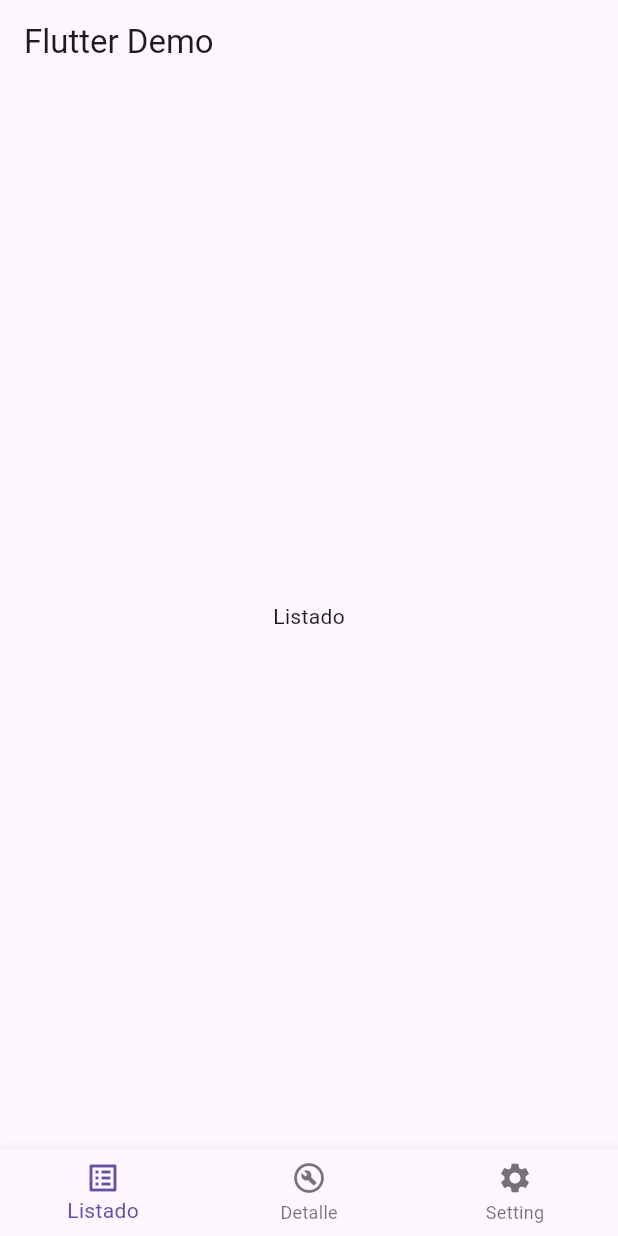
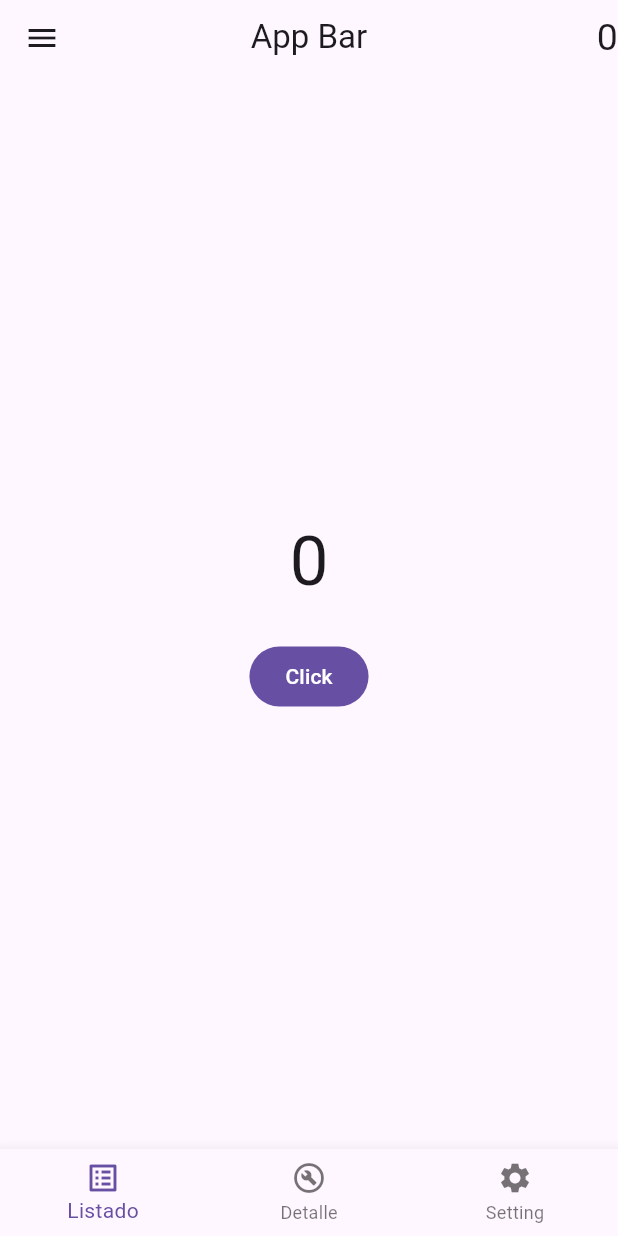
Before and after one commit to fullstackboss/appFlutter-nav_provider, a Flutter app: the screen it shows after launch, on a phone screen of 412 x 824 dp. Run offline on Flutter 3.47's test engine with Material 3 defaults, Android fonts, the light colour scheme and no system bars.

Commit message:
Navegacion con BottomNavBar y Provider OK

```diff
--- a/lib/components/appbar.dart
+++ b/lib/components/appbar.dart
@@ -1,4 +1,6 @@
+import 'package:app_provider_nav/provider/contadorprovider.dart';
 import 'package:flutter/material.dart';
+import 'package:provider/provider.dart';
 
 class AppBarra extends StatelessWidget implements PreferredSizeWidget {
   const AppBarra({
@@ -7,9 +9,15 @@ class AppBarra extends StatelessWidget implements PreferredSizeWidget {
 
   @override
   Widget build(BuildContext context) {
+    final valorEstado = context.watch<ProviderContador>().valorContador;
+
     return AppBar(
-      title: const Text('App Bar'),
-    );
+        title: const Text('App Bar'),
+        centerTitle: true,
+        leading: const Icon(Icons.menu),
+        actions: <Widget>[
+          Text(valorEstado.toString(), style: TextStyle(fontSize: 25)),
+        ]);
   }
 
   @override
--- a/lib/page/detalle.dart
+++ b/lib/page/detalle.dart
@@ -1,12 +1,16 @@
+import 'package:app_provider_nav/provider/contadorprovider.dart';
 import 'package:flutter/material.dart';
+import 'package:provider/provider.dart';
 
 class PageDetalle extends StatelessWidget {
   const PageDetalle({super.key});
 
   @override
   Widget build(BuildContext context) {
+    final valorEstado =
+        context.watch<ProviderContador>().valorContador.toString();
     return Center(
-      child: Text('Detalle'),
+      child: Text('El valor del listado es: $valorEstado'),
     );
   }
 }
--- a/lib/page/homescreen.dart
+++ b/lib/page/homescreen.dart
@@ -1,3 +1,4 @@
+import 'package:app_provider_nav/components/appbar.dart';
 import 'package:app_provider_nav/page/detalle.dart';
 import 'package:app_provider_nav/page/listado.dart';
 import 'package:app_provider_nav/page/setting.dart';
@@ -25,9 +26,7 @@ class _HomeAppState extends State<HomeApp> {
   Widget build(BuildContext context) {
     return Center(
       child: Scaffold(
-        appBar: AppBar(
-          title: const Text('Flutter Demo'),
-        ),
+        appBar: const AppBarra(),
         body: _listaPaginas[_selectedIndex],
         bottomNavigationBar: BottomNavigationBar(
           onTap: (int element) {
--- a/lib/page/listado.dart
+++ b/lib/page/listado.dart
@@ -1,12 +1,41 @@
+import 'package:app_provider_nav/provider/contadorprovider.dart';
 import 'package:flutter/material.dart';
+import 'package:provider/provider.dart';
 
-class PageListado extends StatelessWidget {
+class PageListado extends StatefulWidget {
   const PageListado({super.key});
 
   @override
+  State<PageListado> createState() => _PageListadoState();
+}
+
+class _PageListadoState extends State<PageListado> {
+  //No es necesario
+  //int contador = 0;
+
+  @override
   Widget build(BuildContext context) {
-    return const Center(
-      child: Text('Listado'),
+    return Center(
+      child: Center(
+        child: Column(
+          mainAxisAlignment: MainAxisAlignment.center,
+          children: [
+            Text(
+              context.watch<ProviderContador>().valorContador.toString(),
+              style: const TextStyle(fontSize: 46),
+            ),
+            const SizedBox(height: 20),
+            FilledButton(
+              onPressed: () {
+                setState(() {
+                  context.read<ProviderContador>().incrementar();
+                });
+              },
+              child: const Text('Click'),
+            )
+          ],
+        ),
+      ),
     );
   }
 }
--- a/lib/page/setting.dart
+++ b/lib/page/setting.dart
@@ -1,12 +1,16 @@
+import 'package:app_provider_nav/provider/contadorprovider.dart';
 import 'package:flutter/material.dart';
+import 'package:provider/provider.dart';
 
 class PageSetting extends StatelessWidget {
   const PageSetting({super.key});
 
   @override
   Widget build(BuildContext context) {
+    int vcontador = context.watch<ProviderContador>().valorContador;
     return Center(
-      child: Text('setting'),
+      child: Text(vcontador.toString(),
+          style: TextStyle(fontSize: 78, color: Colors.deepOrangeAccent)),
     );
   }
 }
--- /dev/null
+++ b/lib/provider/contadorprovider.dart
@@ -0,0 +1,13 @@
+import 'package:flutter/material.dart';
+import 'package:provider/provider.dart';
+
+class ProviderContador with ChangeNotifier {
+  int _contador = 0;
+
+  int get valorContador => _contador;
+
+  void incrementar() {
+    _contador++;
+    notifyListeners();
+  }
+}
```
Also changed, not shown: lib/main.dart (+8 -1 lines), pubspec.yaml (+4 -12 lines), pubspec.lock.
